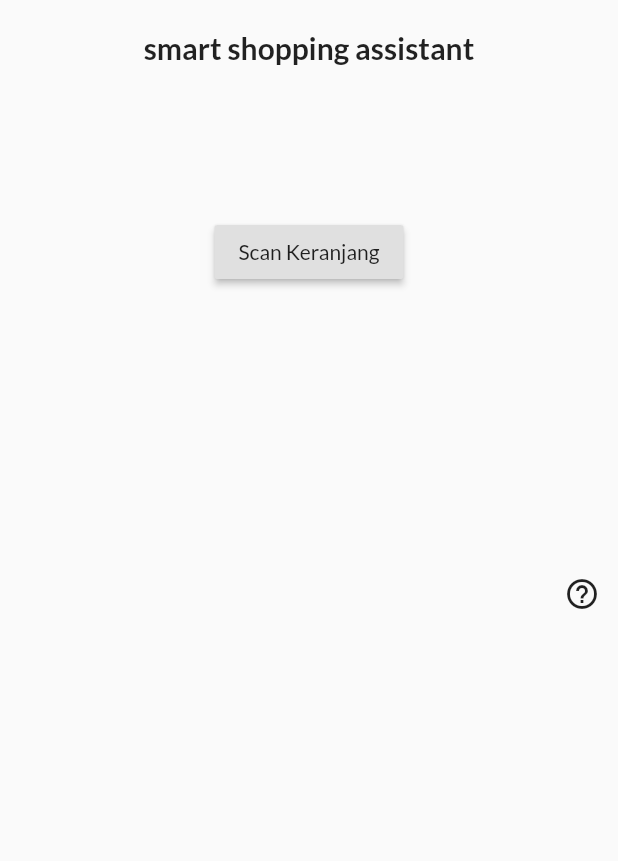
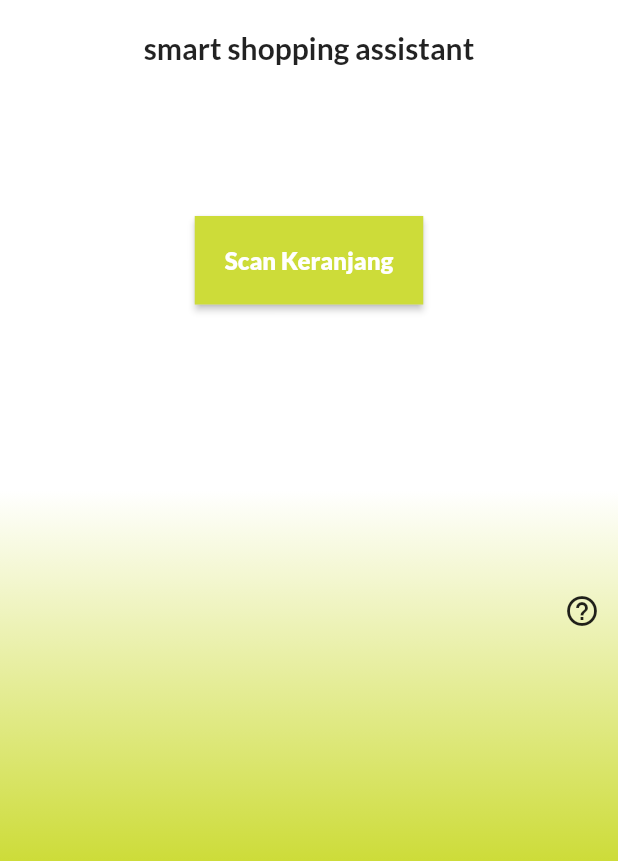
Before and after one commit to mettsardw/smart-chugg2, a Flutter app: the screen it shows after launch, on a phone screen of 412 x 824 dp, the part 375-1236 px from its top. Run offline on Flutter 3.47's test engine with Material 2 defaults, Android fonts, the phone set to English and light mode, and no system bars; our stand-ins replace google_fonts.

Commit message:
Styling button Home

```diff
--- a/lib/boarding.dart
+++ b/lib/boarding.dart
@@ -5,7 +5,21 @@ import 'package:webapp_super/scan_keranjang.dart';
 class Boarding extends StatelessWidget {
   @override
   Widget build(BuildContext context) {
-    return Scaffold(
+    return Container(
+      decoration: BoxDecoration(
+        gradient: LinearGradient(
+          begin: Alignment.topCenter,
+          end: Alignment.bottomCenter,
+          stops: [0,0.7,1],
+          colors: [
+            Colors.white,
+            Colors.white,
+            Colors.lime
+          ],
+        ),
+      ),
+      child: Scaffold(
+        backgroundColor: Colors.transparent,
       body:Center(
         child: Column(
             mainAxisAlignment: MainAxisAlignment.start,
@@ -23,7 +37,17 @@ class Boarding extends StatelessWidget {
               ),
               SizedBox(height: 100),
               RaisedButton(
-                child: Text("Scan Keranjang"),
+                padding: const EdgeInsets.all(0.0),
+                child: Container(
+                  decoration: const BoxDecoration(
+                    color: Colors.lime,
+                  ),
+                  padding: const EdgeInsets.all(20.0),
+                  child: Text(
+                    'Scan Keranjang',
+                    style: Theme.of(context).textTheme.subhead.apply(color: Colors.white,fontWeightDelta: 20),
+                  ),
+                ),
                 onPressed: () {
                   Navigator.pushNamed(context, ScanKeranjang.routeName);
                 },
@@ -55,6 +79,7 @@ class Boarding extends StatelessWidget {
         ),
         */
       ),
+    ),
     );
   }
 }
```
